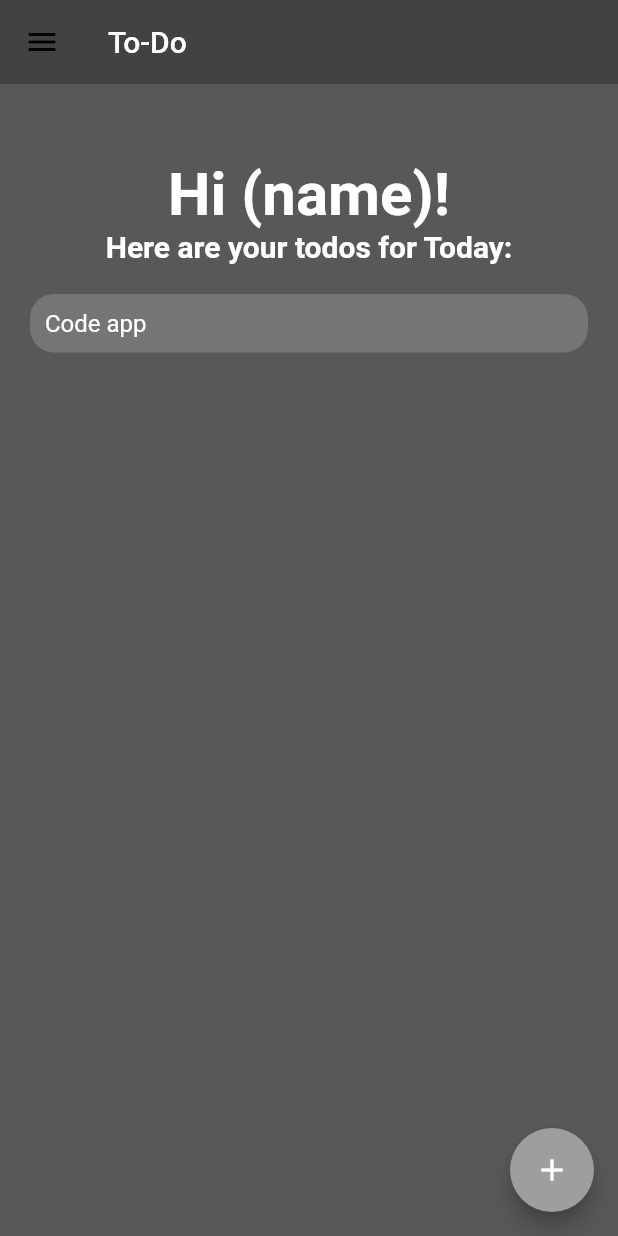
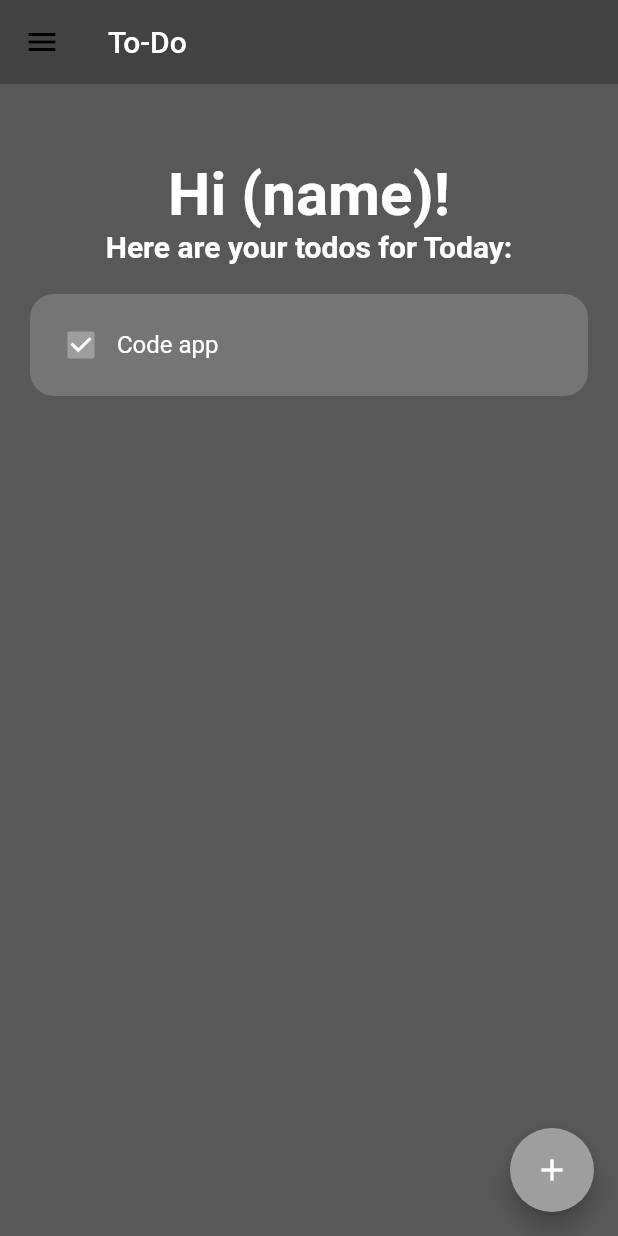
Before and after one commit to Hasith435/todo-app, a Flutter app: the screen it shows after launch, on a phone screen of 412 x 824 dp. Run offline on Flutter 3.47's test engine with Material 2 defaults, Android fonts, the phone set to English and light mode, and no system bars.

```diff
--- a/todo_app/lib/pages/home_page.dart
+++ b/todo_app/lib/pages/home_page.dart
@@ -15,9 +15,9 @@ class _HomePageState extends State<HomePage> {
       drawer: Drawer(
         backgroundColor: Colors.grey,
         child: ListView(
-          children: const [
+          children: [
             //put the account name and all the details here
-            DrawerHeader(
+            const DrawerHeader(
               decoration: BoxDecoration(color: Colors.black54),
               child: Text(
                 "drawer header",
@@ -25,14 +25,49 @@ class _HomePageState extends State<HomePage> {
               ),
             ),
 
-            //first list tile
-            ListTile(
-              leading: Icon(Icons.today),
-              title: Text(
-                'Today',
-                style: TextStyle(fontSize: 17),
+            //today button
+            Padding(
+              padding:
+                  const EdgeInsets.only(left: 16.0, right: 16.0, top: 16.0),
+              child: ElevatedButton.icon(
+                onPressed: () {},
+                icon: const Icon(Icons.today),
+                label: const Text("Today"),
               ),
-            )
+            ),
+
+            //tommorrow button
+            Padding(
+              padding:
+                  const EdgeInsets.only(left: 16.0, right: 16.0, top: 16.0),
+              child: ElevatedButton.icon(
+                onPressed: () {},
+                icon: const Icon(Icons.turn_right),
+                label: const Text("Tommorow"),
+              ),
+            ),
+
+            //weekly button
+            Padding(
+              padding:
+                  const EdgeInsets.only(left: 16.0, right: 16.0, top: 16.0),
+              child: ElevatedButton.icon(
+                onPressed: () {},
+                icon: const Icon(Icons.calendar_view_week),
+                label: const Text("Weekly"),
+              ),
+            ),
+
+            //important button
+            Padding(
+              padding:
+                  const EdgeInsets.only(left: 16.0, right: 16.0, top: 16.0),
+              child: ElevatedButton.icon(
+                onPressed: () {},
+                icon: const Icon(Icons.label_important),
+                label: const Text("Important"),
+              ),
+            ),
           ],
         ),
       ),
@@ -76,7 +111,11 @@ class _HomePageState extends State<HomePage> {
               ],
             ),
           ),
-          const ToDoList(),
+          ToDoList(
+            taskName: "Code app",
+            taskCompleted: true,
+            onChanged: (p0) {},
+          ),
         ],
       ),
     );
--- a/todo_app/lib/utils/todo_list_container.dart
+++ b/todo_app/lib/utils/todo_list_container.dart
@@ -1,7 +1,15 @@
 import 'package:flutter/material.dart';
 
 class ToDoList extends StatelessWidget {
-  const ToDoList({super.key});
+  final String taskName;
+  final bool taskCompleted;
+  Function(bool?)? onChanged;
+
+  ToDoList(
+      {super.key,
+      required this.taskName,
+      required this.taskCompleted,
+      required this.onChanged});
 
   @override
   Widget build(BuildContext context) {
@@ -11,9 +19,14 @@ class ToDoList extends StatelessWidget {
           padding: const EdgeInsets.all(10),
           decoration: BoxDecoration(
               borderRadius: BorderRadius.circular(16), color: Colors.grey[600]),
-          child: const Text(
-            'Code app',
-            style: TextStyle(color: Colors.white, fontSize: 16),
+          child: Row(
+            children: [
+              Checkbox(value: taskCompleted, onChanged: onChanged),
+              const Text(
+                'Code app',
+                style: TextStyle(color: Colors.white, fontSize: 16),
+              ),
+            ],
           ),
         ));
   }
```
